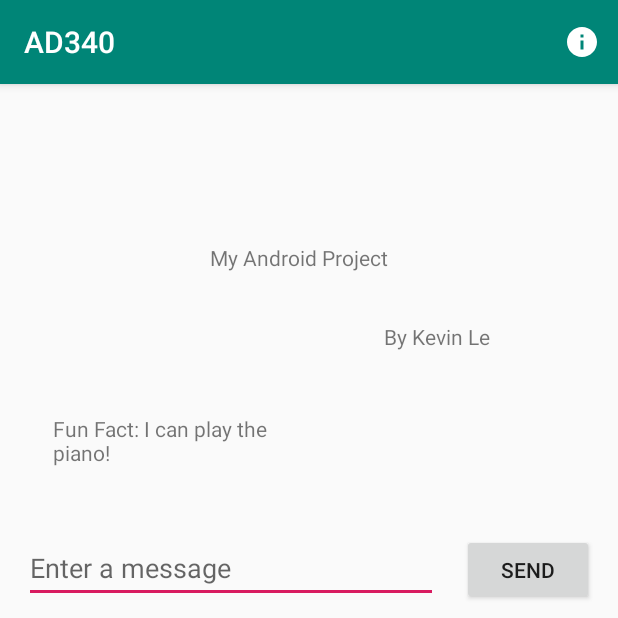
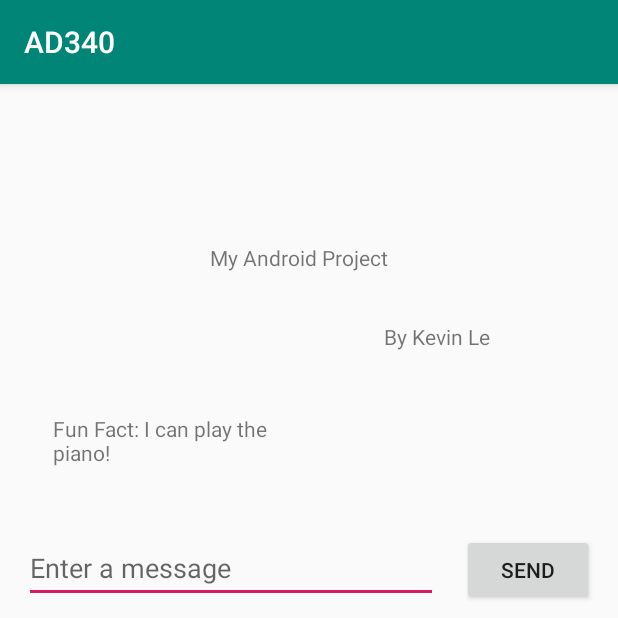
Before and after one commit to kevinles117/AD340, an Android app: the screen it shows after launch (MainActivity), on a phone screen of 412 x 824 dp, the top half of it. Run offline under Robolectric (Android 15) with nearby library versions, the phone set to English and light mode, and no system bars.

Commit message:
Finished HW3

```diff
--- a/app/src/main/AndroidManifest.xml
+++ b/app/src/main/AndroidManifest.xml
@@ -9,10 +9,7 @@
         android:roundIcon="@mipmap/ic_launcher_round"
         android:supportsRtl="true"
         android:theme="@style/AppTheme">
-        <activity android:name=".About"
-            android:parentActivityName=".MainActivity"
-            ></activity>
-        <activity android:name=".DisplayZombieMovies" />
+        <activity android:name=".DisplayZombieMovies"></activity>
         <activity android:name=".MainActivity">
             <intent-filter>
                 <action android:name="android.intent.action.MAIN" />
--- /dev/null
+++ b/app/src/main/java/com/kevin/ad340/DisplayMessageActivity.java
@@ -0,0 +1,4 @@
+package com.kevin.ad340;
+
+public class DisplayMessageActivity {
+}
--- a/app/src/main/java/com/kevin/ad340/MainActivity.java
+++ b/app/src/main/java/com/kevin/ad340/MainActivity.java
@@ -5,9 +5,6 @@ import androidx.appcompat.app.AppCompatActivity;
 import android.content.Context;
 import android.content.Intent;
 import android.os.Bundle;
-import android.view.Menu;
-import android.view.MenuInflater;
-import android.view.MenuItem;
 import android.view.View;
 import android.widget.Button;
 import android.widget.Toast;
@@ -68,29 +65,6 @@ public class MainActivity extends AppCompatActivity {
         });
     }
 
-    @Override
-    public boolean onCreateOptionsMenu(Menu menu) {
-        MenuInflater inflater = getMenuInflater();
-        inflater.inflate(R.menu.main, menu);
-        return true;
-    }
-
-    @Override
-    public boolean onOptionsItemSelected(MenuItem item) {
-        switch (item.getItemId()){
-            case R.id.about_app:
-                Intent E = new Intent(MainActivity.this, About.class);
-
-                startActivity(E);
-                //Toast.makeText(this,"item 1 selected",Toast.LENGTH_SHORT).show();
-                return true;
-            default:
-                return super.onOptionsItemSelected(item);
-
-        }
-
-    }
-
     public void displayMovies(View v) {
         Intent intent = new Intent(this, DisplayZombieMovies.class);
         startActivity(intent);
@@ -129,6 +103,4 @@ class MySimpleArrayAdapter extends ArrayAdapter<String[]> {
 
         return rowView;
     }
-
-
 }
--- /dev/null
+++ b/app/src/main/java/com/kevin/ad340/MovieDetailActivity.java
@@ -0,0 +1,4 @@
+package com.kevin.ad340;
+
+public class MovieDetailActivity {
+}
--- /dev/null
+++ b/app/src/main/java/com/kevin/ad340/listOfMovies.java
@@ -0,0 +1,4 @@
+package com.kevin.ad340;
+
+public class listOfMovies {
+}
--- a/app/src/main/res/drawable/ic_info_black_24dp.xml
+++ /dev/null
@@ -1,9 +0,0 @@
-<vector xmlns:android="http://schemas.android.com/apk/res/android"
-        android:width="24dp"
-        android:height="24dp"
-        android:viewportWidth="24.0"
-        android:viewportHeight="24.0">
-    <path
-        android:fillColor="@android:color/white"
-        android:pathData="M12,2C6.48,2 2,6.48 2,12s4.48,10 10,10 10,-4.48 10,-10S17.52,2 12,2zM13,17h-2v-6h2v6zM13,9h-2L11,7h2v2z"/>
-</vector>
--- /dev/null
+++ b/app/src/main/res/layout/activity_display_message.xml
@@ -0,0 +1,6 @@
+<?xml version="1.0" encoding="utf-8"?>
+<LinearLayout xmlns:android="http://schemas.android.com/apk/res/android"
+    android:orientation="vertical" android:layout_width="match_parent"
+    android:layout_height="match_parent">
+
+</LinearLayout>
--- /dev/null
+++ b/app/src/main/res/layout/activity_displaymessageactivity.xml
@@ -0,0 +1,6 @@
+<?xml version="1.0" encoding="utf-8"?>
+<LinearLayout xmlns:android="http://schemas.android.com/apk/res/android"
+    android:orientation="vertical" android:layout_width="match_parent"
+    android:layout_height="match_parent">
+
+</LinearLayout>
--- /dev/null
+++ b/app/src/main/res/layout/list_of_movies.xml
@@ -0,0 +1,6 @@
+<?xml version="1.0" encoding="utf-8"?>
+<LinearLayout xmlns:android="http://schemas.android.com/apk/res/android"
+    android:orientation="vertical" android:layout_width="match_parent"
+    android:layout_height="match_parent">
+
+</LinearLayout>
--- a/app/src/main/res/menu/main.xml
+++ /dev/null
@@ -1,13 +0,0 @@
-<?xml version="1.0" encoding="utf-8"?>
-<menu xmlns:android="http://schemas.android.com/apk/res/android"
-    xmlns:app="http://schemas.android.com/apk/res-auto"
-    xmlns:tools="http://schemas.android.com/tools"
-    tools:context=".MainActivity">
-
-    <item
-        android:id="@+id/about_app"
-        android:icon="@drawable/ic_info_black_24dp"
-        android:title="about"
-        app:showAsAction="ifRoom"/>
-
-</menu>
```
Also changed, not shown: app/src/main/java/com/kevin/ad340/About.java (deleted, +0 -14 lines), app/src/main/res/layout/activity_about.xml (deleted, +0 -21 lines), app/src/main/res/layout/movie_detail.xml (added, +67 -0 lines), app/src/main/res/layout/movierow.xml (deleted, +0 -24 lines).
